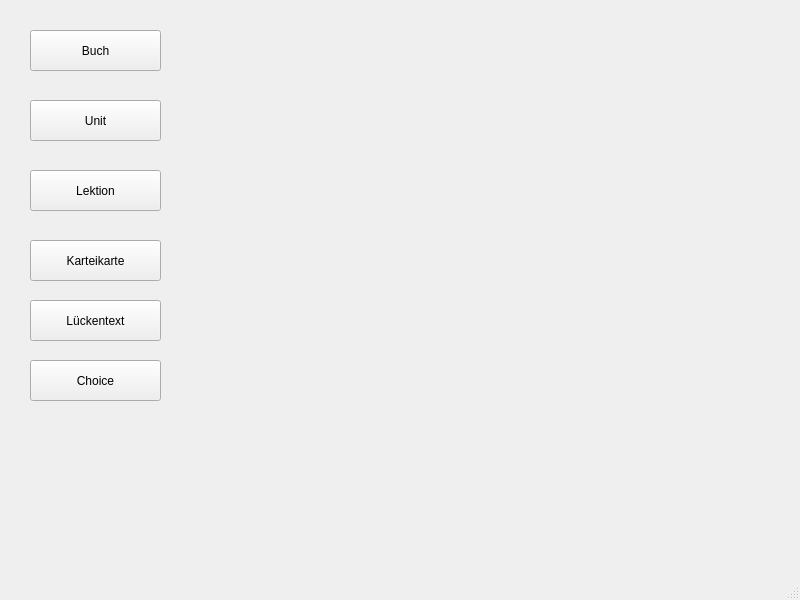
Before: the Qt Designer form mainwindow.ui in anastasijabb/DatabaseGUI, drawn with Qt 5.
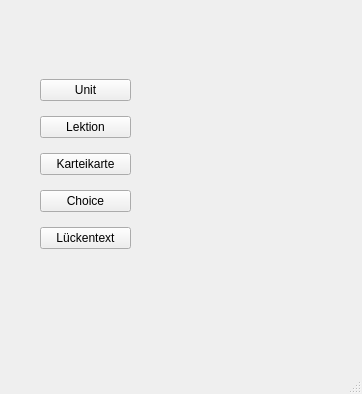
After: the same form once the commit is applied.

What changed in the file:
```diff
--- a/mainwindow.ui
+++ b/mainwindow.ui
@@ -6,92 +6,61 @@
    <rect>
     <x>0</x>
     <y>0</y>
-    <width>800</width>
-    <height>600</height>
+    <width>362</width>
+    <height>394</height>
    </rect>
   </property>
   <property name="windowTitle">
    <string>MainWindow</string>
   </property>
   <widget class="QWidget" name="centralwidget">
-   <widget class="QPushButton" name="pushButton">
+   <widget class="QWidget" name="verticalLayoutWidget">
     <property name="geometry">
      <rect>
-      <x>30</x>
-      <y>30</y>
-      <width>131</width>
-      <height>41</height>
+      <x>40</x>
+      <y>70</y>
+      <width>91</width>
+      <height>191</height>
      </rect>
     </property>
-    <property name="text">
-     <string>Buch</string>
-    </property>
-   </widget>
+    <layout class="QVBoxLayout" name="verticalLayout">
+     <item>
    <widget class="QPushButton" name="pushButton_2">
-    <property name="geometry">
-     <rect>
-      <x>30</x>
-      <y>100</y>
-      <width>131</width>
-      <height>41</height>
-     </rect>
-    </property>
     <property name="text">
      <string>Unit</string>
     </property>
    </widget>
+     </item>
+     <item>
    <widget class="QPushButton" name="pushButton_3">
-    <property name="geometry">
-     <rect>
-      <x>30</x>
-      <y>170</y>
-      <width>131</width>
-      <height>41</height>
-     </rect>
-    </property>
     <property name="text">
      <string>Lektion</string>
     </property>
    </widget>
+     </item>
+     <item>
    <widget class="QPushButton" name="pushButton_4">
-    <property name="geometry">
-     <rect>
-      <x>30</x>
-      <y>240</y>
-      <width>131</width>
-      <height>41</height>
-     </rect>
-    </property>
     <property name="text">
      <string>Karteikarte</string>
     </property>
    </widget>
-   <widget class="QPushButton" name="pushButton_5">
-    <property name="geometry">
-     <rect>
-      <x>30</x>
-      <y>300</y>
-      <width>131</width>
-      <height>41</height>
-     </rect>
-    </property>
-    <property name="text">
-     <string>Lückentext</string>
-    </property>
-   </widget>
+     </item>
+     <item>
    <widget class="QPushButton" name="pushButton_6">
-    <property name="geometry">
-     <rect>
-      <x>30</x>
-      <y>360</y>
-      <width>131</width>
-      <height>41</height>
-     </rect>
-    </property>
     <property name="text">
      <string>Choice</string>
     </property>
    </widget>
+     </item>
+     <item>
+      <widget class="QPushButton" name="pushButton_5">
+       <property name="text">
+        <string>Lückentext</string>
+       </property>
+      </widget>
+     </item>
+    </layout>
+   </widget>
   </widget>
   <widget class="QMenuBar" name="menubar">
    <property name="geometry">
```
Left out of the diff: 2 changed lines with no effect on the pictures. Lines whose indentation alone changed are shown as unchanged.
